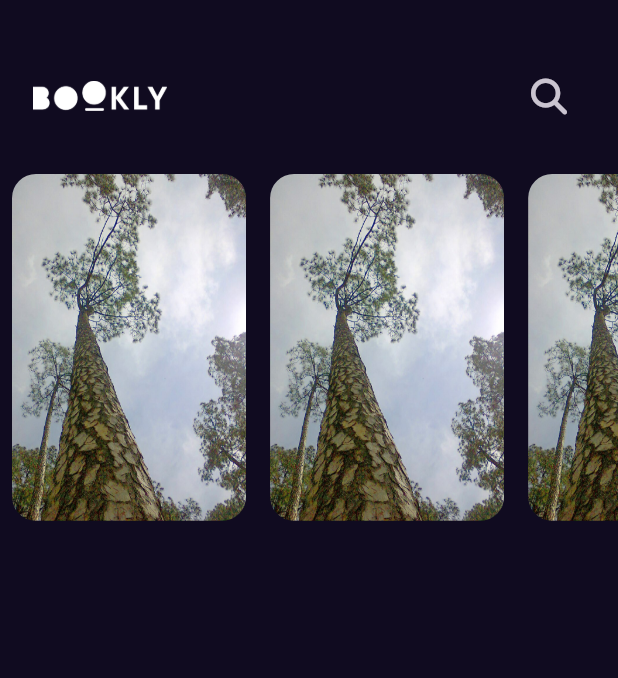
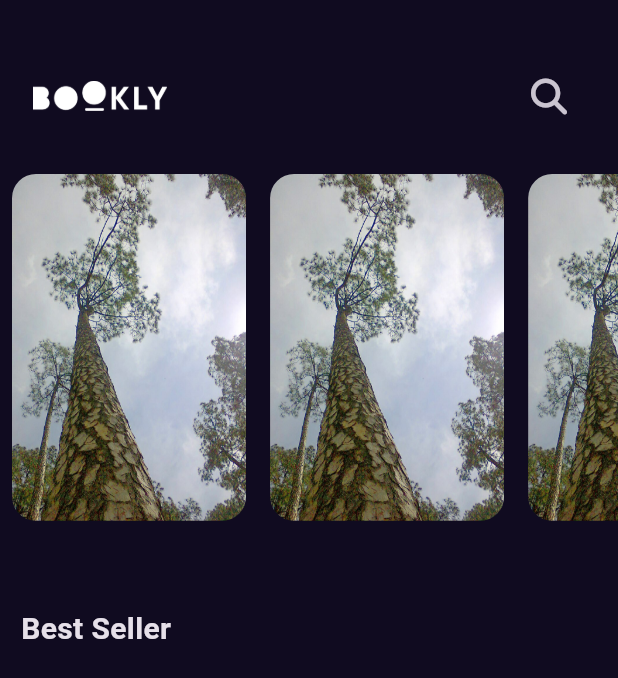
Before and after one commit to MohamedSayed237/bookly_app, a Flutter app: the screen it shows after launch, on a phone screen of 412 x 824 dp. Shown: the top 678 px of the screen. Run offline on Flutter 3.47's test engine with Material 3 defaults, Android fonts, the phone set to English and light mode, and no system bars; our stand-ins replace font_awesome_flutter, get.

Commit message:
create styles file and add title to home view

```diff
--- a/lib/Features/home/presentation/views/widgets/home_view_body.dart
+++ b/lib/Features/home/presentation/views/widgets/home_view_body.dart
@@ -1,8 +1,8 @@
 import 'package:bookly_app/Features/home/presentation/views/widgets/custom_app_bar.dart';
 import 'package:bookly_app/Features/home/presentation/views/widgets/featured_books_list_view.dart';
+import 'package:bookly_app/core/utils/styles.dart';
 
 import 'package:flutter/material.dart';
-import 'package:flutter/rendering.dart';
 
 class HomeViewBody extends StatelessWidget {
   const HomeViewBody({super.key});
@@ -10,9 +10,20 @@ class HomeViewBody extends StatelessWidget {
   @override
   Widget build(BuildContext context) {
     return const Column(
+      crossAxisAlignment: CrossAxisAlignment.start,
       children: [
         CustomAppBar(),
         FeaturedBooksListView(),
+        SizedBox(
+          height: 50,
+        ),
+        Padding(
+          padding: EdgeInsets.only(left: 14.0),
+          child: Text(
+            'Best Seller',
+            style: Styles.titleMedium,
+          ),
+        ),
       ],
     );
   }
--- /dev/null
+++ b/lib/core/utils/styles.dart
@@ -0,0 +1,8 @@
+import 'package:flutter/material.dart';
+
+abstract class Styles {
+  static const titleMedium = TextStyle(
+    fontSize: 20,
+    fontWeight: FontWeight.w600,
+  );
+}
```
